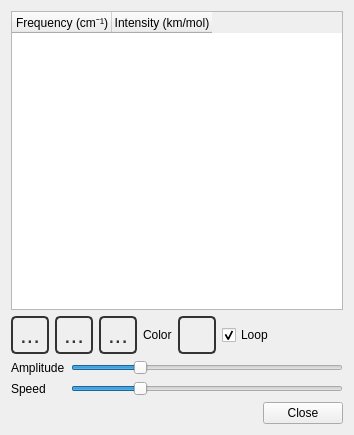
The window that src/Configurator/FrequenciesConfigurator.ui (nutjunkie/IQmol) describes before a commit, drawn with Qt 5.
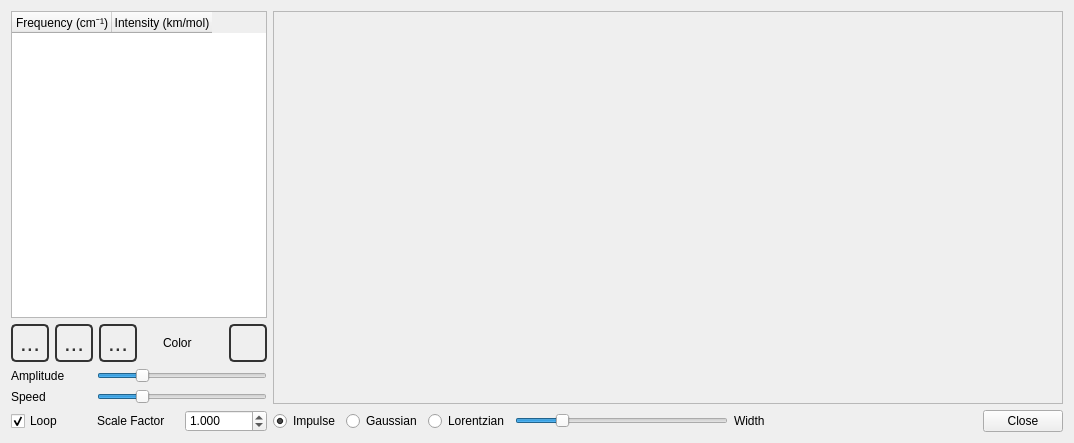
The same window after the commit. Icons and pictures are not drawn.

Diff of the .ui file:
```diff
--- a/src/Configurator/FrequenciesConfigurator.ui
+++ b/src/Configurator/FrequenciesConfigurator.ui
@@ -6,8 +6,8 @@
    <rect>
     <x>0</x>
     <y>0</y>
-    <width>354</width>
-    <height>435</height>
+    <width>1074</width>
+    <height>443</height>
    </rect>
   </property>
   <property name="sizePolicy">
@@ -66,9 +66,17 @@
    font-size: 12px;
 }</string>
   </property>
+  <layout class="QHBoxLayout" name="horizontalLayout_4">
+   <item>
   <layout class="QVBoxLayout" name="verticalLayout">
    <item>
     <widget class="QTableWidget" name="frequencyTable">
+       <property name="sizePolicy">
+        <sizepolicy hsizetype="Fixed" vsizetype="Expanding">
+         <horstretch>0</horstretch>
+         <verstretch>0</verstretch>
+        </sizepolicy>
+       </property>
      <property name="editTriggers">
       <set>QAbstractItemView::NoEditTriggers</set>
      </property>
@@ -167,6 +175,22 @@
        </property>
       </widget>
      </item>
+       <item>
+        <spacer name="horizontalSpacer_2">
+         <property name="orientation">
+          <enum>Qt::Horizontal</enum>
+         </property>
+         <property name="sizeType">
+          <enum>QSizePolicy::Fixed</enum>
+         </property>
+         <property name="sizeHint" stdset="0">
+          <size>
+           <width>20</width>
+           <height>20</height>
+          </size>
+         </property>
+        </spacer>
+       </item>
      <item>
       <widget class="QLabel" name="label_4">
        <property name="text">
@@ -184,29 +208,6 @@
        </property>
       </widget>
      </item>
-     <item>
-      <widget class="QCheckBox" name="loopButton">
-       <property name="text">
-        <string>Loop</string>
-       </property>
-       <property name="checked">
-        <bool>true</bool>
-       </property>
-      </widget>
-     </item>
-     <item>
-      <spacer name="horizontalSpacer_2">
-       <property name="orientation">
-        <enum>Qt::Horizontal</enum>
-       </property>
-       <property name="sizeHint" stdset="0">
-        <size>
-         <width>10</width>
-         <height>20</height>
-        </size>
-       </property>
-      </spacer>
-     </item>
     </layout>
    </item>
    <item>
@@ -220,6 +221,18 @@
      </item>
      <item row="0" column="1">
       <widget class="QSlider" name="amplitudeSlider">
+         <property name="sizePolicy">
+          <sizepolicy hsizetype="Fixed" vsizetype="Fixed">
+           <horstretch>0</horstretch>
+           <verstretch>0</verstretch>
+          </sizepolicy>
+         </property>
+         <property name="minimumSize">
+          <size>
+           <width>170</width>
+           <height>0</height>
+          </size>
+         </property>
        <property name="toolTip">
         <string>This slider controls the magnitude of both the displacement vectors and animation.</string>
        </property>
@@ -246,6 +259,18 @@
      </item>
      <item row="1" column="1">
       <widget class="QSlider" name="speedSlider">
+         <property name="sizePolicy">
+          <sizepolicy hsizetype="Fixed" vsizetype="Fixed">
+           <horstretch>0</horstretch>
+           <verstretch>0</verstretch>
+          </sizepolicy>
+         </property>
+         <property name="minimumSize">
+          <size>
+           <width>170</width>
+           <height>0</height>
+          </size>
+         </property>
        <property name="toolTip">
         <string>Controls the speed of animation</string>
        </property>
@@ -263,10 +288,120 @@
        </property>
       </widget>
      </item>
-    </layout>
+       <item row="2" column="0">
+        <widget class="QCheckBox" name="loopButton">
+         <property name="text">
+          <string>Loop</string>
+         </property>
+         <property name="checked">
+          <bool>true</bool>
+         </property>
+        </widget>
+       </item>
+       <item row="2" column="1">
+        <layout class="QHBoxLayout" name="horizontalLayout_3">
+         <item>
+          <widget class="QLabel" name="label_3">
+           <property name="text">
+            <string>Scale Factor</string>
+           </property>
+          </widget>
+         </item>
+         <item>
+          <widget class="QDoubleSpinBox" name="scaleFactor">
+           <property name="decimals">
+            <number>3</number>
+           </property>
+           <property name="minimum">
+            <double>0.800000000000000</double>
+           </property>
+           <property name="maximum">
+            <double>1.200000000000000</double>
+           </property>
+           <property name="singleStep">
+            <double>0.001000000000000</double>
+           </property>
+           <property name="value">
+            <double>1.000000000000000</double>
+           </property>
+          </widget>
+         </item>
+        </layout>
+       </item>
+      </layout>
+     </item>
+    </layout>
+   </item>
+   <item>
+    <layout class="QVBoxLayout" name="verticalLayout_2">
+     <item>
+      <widget class="QFrame" name="spectrumFrame">
+       <property name="sizePolicy">
+        <sizepolicy hsizetype="Expanding" vsizetype="Expanding">
+         <horstretch>0</horstretch>
+         <verstretch>0</verstretch>
+        </sizepolicy>
+       </property>
+       <property name="contextMenuPolicy">
+        <enum>Qt::DefaultContextMenu</enum>
+       </property>
+       <property name="frameShape">
+        <enum>QFrame::StyledPanel</enum>
+       </property>
+       <property name="frameShadow">
+        <enum>QFrame::Raised</enum>
+       </property>
+      </widget>
    </item>
    <item>
     <layout class="QHBoxLayout" name="horizontalLayout">
+       <item>
+        <widget class="QRadioButton" name="impulseButton">
+         <property name="text">
+          <string>Impulse</string>
+         </property>
+         <property name="checked">
+          <bool>true</bool>
+         </property>
+        </widget>
+       </item>
+       <item>
+        <widget class="QRadioButton" name="gaussianButton">
+         <property name="text">
+          <string>Gaussian</string>
+         </property>
+        </widget>
+       </item>
+       <item>
+        <widget class="QRadioButton" name="lorentzianButton">
+         <property name="text">
+          <string>Lorentzian</string>
+         </property>
+        </widget>
+       </item>
+       <item>
+        <widget class="QSlider" name="widthSlider">
+         <property name="minimum">
+          <number>10</number>
+         </property>
+         <property name="maximum">
+          <number>110</number>
+         </property>
+         <property name="value">
+          <number>30</number>
+         </property>
+         <property name="orientation">
+          <enum>Qt::Horizontal</enum>
+         </property>
+        </widget>
+       </item>
+       <item>
+        <widget class="QLabel" name="widthLabel">
+         <property name="text">
+          <string>Width</string>
+         </property>
+        </widget>
+       </item>
      <item>
       <spacer name="horizontalSpacer">
        <property name="orientation">
@@ -293,6 +428,9 @@
     </layout>
    </item>
   </layout>
+   </item>
+  </layout>
+  <zorder></zorder>
  </widget>
  <resources>
   <include location="IQmol.qrc"/>
```
Left out of the diff: 8 changed lines with no effect on the pictures. Lines whose indentation alone changed are shown as unchanged.
